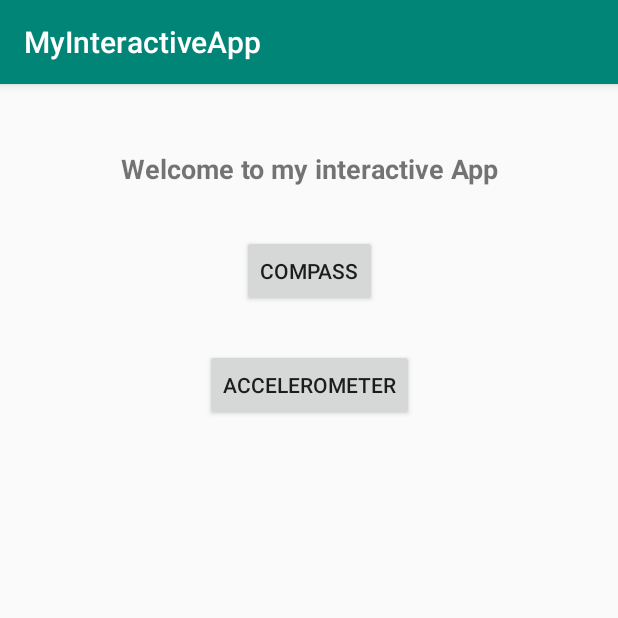
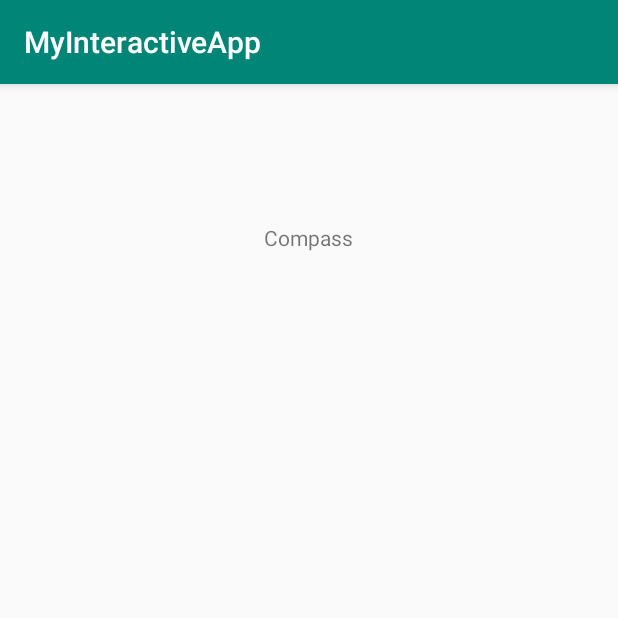
Before and after one commit to mcfr3d/MAMN01, an Android app: the screen it shows after launch (MainActivity before the commit, Compass after it), after a tap on "COMPASS", on a phone screen of 412 x 824 dp, the top half of it. Run offline under Robolectric (Android 15) with nearby library versions, the phone set to English and light mode, and no system bars.

Commit message:
Added skeleton for compass and accelerometer

```diff
--- a/app/src/main/AndroidManifest.xml
+++ b/app/src/main/AndroidManifest.xml
@@ -9,6 +9,8 @@
         android:roundIcon="@mipmap/ic_launcher_round"
         android:supportsRtl="true"
         android:theme="@style/AppTheme">
+        <activity android:name=".Accelerometer"></activity>
+        <activity android:name=".Compass" />
         <activity android:name=".MainActivity">
             <intent-filter>
                 <action android:name="android.intent.action.MAIN" />
--- /dev/null
+++ b/app/src/main/java/com/example/myinteractiveapp/Compass.java
@@ -0,0 +1,16 @@
+package com.example.myinteractiveapp;
+
+import androidx.appcompat.app.AppCompatActivity;
+
+import android.content.Intent;
+import android.os.Bundle;
+
+public class Compass extends AppCompatActivity {
+
+    @Override
+    protected void onCreate(Bundle savedInstanceState) {
+        super.onCreate(savedInstanceState);
+        setContentView(R.layout.activity_compass);
+        Intent intent = getIntent();
+    }
+}
--- a/app/src/main/java/com/example/myinteractiveapp/MainActivity.java
+++ b/app/src/main/java/com/example/myinteractiveapp/MainActivity.java
@@ -2,6 +2,7 @@ package com.example.myinteractiveapp;
 
 import androidx.appcompat.app.AppCompatActivity;
 
+import android.content.Intent;
 import android.os.Bundle;
 import android.view.View;
 
@@ -16,12 +17,18 @@ public class MainActivity extends AppCompatActivity {
 
     /** Called when the user taps the compass button */
     public void openCompass(View view) {
+        Intent intent = new Intent(this, Compass.class);
+        startActivity(intent);
+
         // Do something in response to button
     }
 
 
     /** Called when the user taps the accelermoeter button */
     public void openAccelerometer(View view) {
+        Intent intent = new Intent(this, Accelerometer.class);
+        startActivity(intent);
+
         // Do something in response to button
     }
 }
--- /dev/null
+++ b/app/src/main/res/layout/activity_compass.xml
@@ -0,0 +1,26 @@
+<?xml version="1.0" encoding="utf-8"?>
+<androidx.constraintlayout.widget.ConstraintLayout xmlns:android="http://schemas.android.com/apk/res/android"
+    xmlns:app="http://schemas.android.com/apk/res-auto"
+    xmlns:tools="http://schemas.android.com/tools"
+    android:layout_width="match_parent"
+    android:layout_height="match_parent"
+    tools:context=".Compass">
+
+    <TextView
+        android:id="@+id/textView2"
+        android:layout_width="wrap_content"
+        android:layout_height="wrap_content"
+        android:layout_marginStart="16dp"
+        android:layout_marginLeft="16dp"
+        android:layout_marginTop="16dp"
+        android:layout_marginEnd="16dp"
+        android:layout_marginRight="16dp"
+        android:layout_marginBottom="16dp"
+        android:text="Compass"
+        app:layout_constraintBottom_toBottomOf="parent"
+        app:layout_constraintEnd_toEndOf="parent"
+        app:layout_constraintHorizontal_bias="0.498"
+        app:layout_constraintStart_toStartOf="parent"
+        app:layout_constraintTop_toTopOf="parent"
+        app:layout_constraintVertical_bias="0.107" />
+</androidx.constraintlayout.widget.ConstraintLayout>
```
Also changed, not shown: app/src/main/java/com/example/myinteractiveapp/Accelerometer.java (added, +16 -0 lines), app/src/main/res/layout/activity_accelerometer.xml (added, +25 -0 lines).
